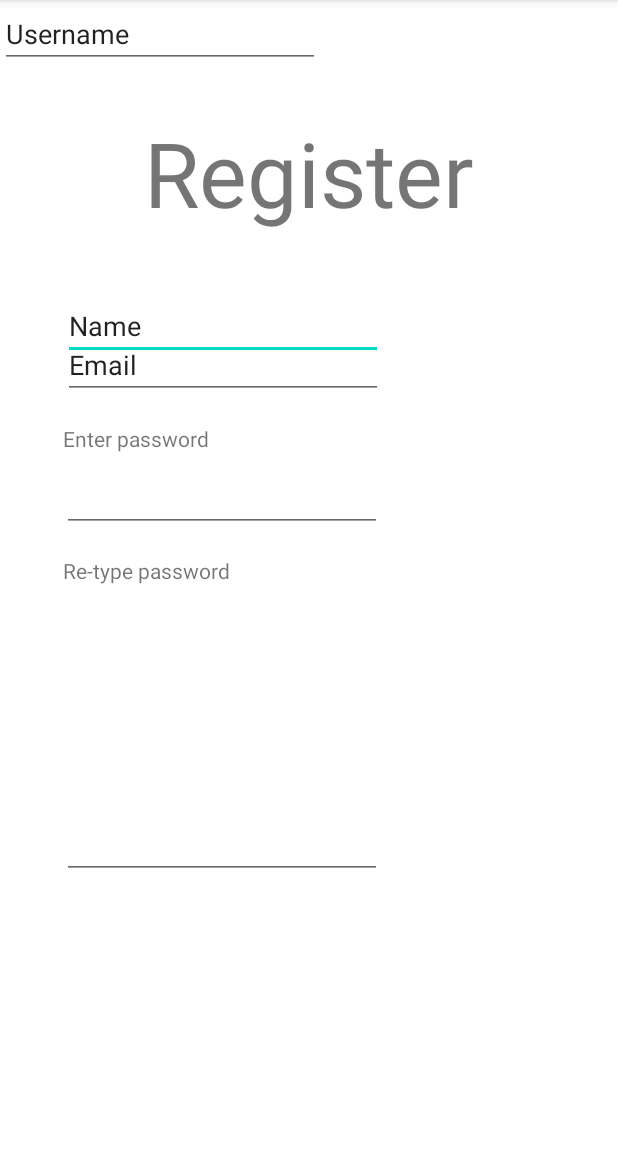
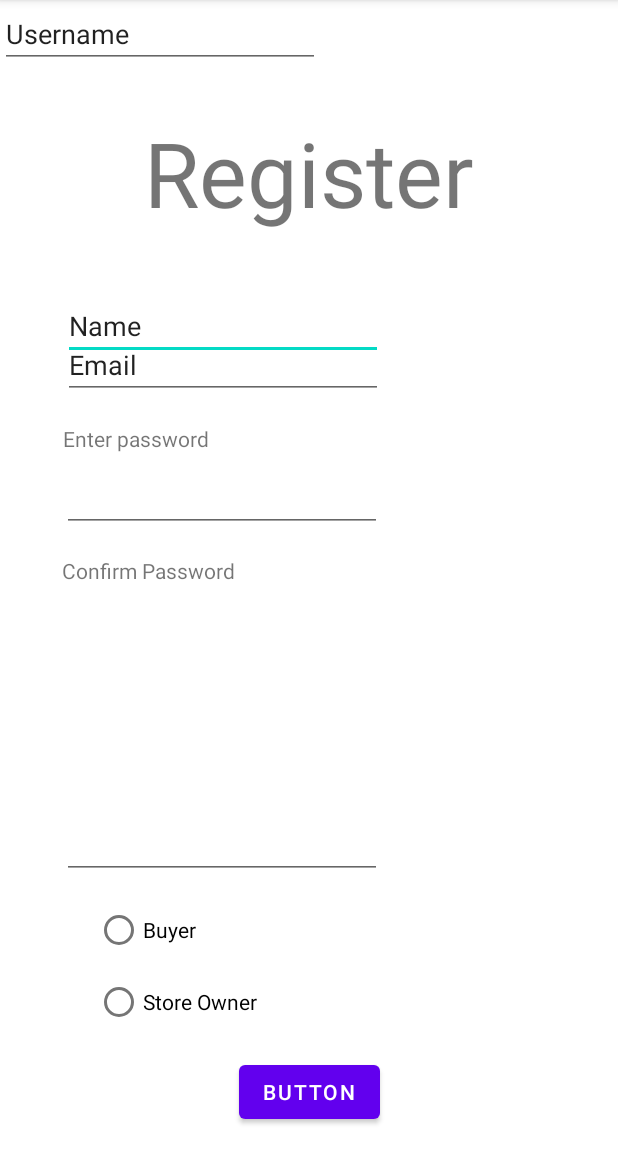
Before and after one commit to Mhmdbaba/CSC599_Dekanji, an Android app: the register screen opened directly, with no data from a screen before it, on a phone screen of 412 x 824 dp, the part 84-1236 px from its top. Run offline under Robolectric (Android 15) with nearby library versions, the phone set to English and light mode, and no system bars.

Commit message:
commit 2

```diff
--- a/app/src/main/res/layout/activity_register.xml
+++ b/app/src/main/res/layout/activity_register.xml
@@ -94,7 +94,7 @@
         android:layout_height="wrap_content"
         android:layout_marginTop="16dp"
         android:layout_marginBottom="236dp"
-        android:text="Re-type password"
+        android:text="Confirm Password"
         app:layout_constraintBottom_toBottomOf="parent"
         app:layout_constraintEnd_toEndOf="parent"
         app:layout_constraintHorizontal_bias="0.14"
@@ -116,4 +116,40 @@
         app:layout_constraintStart_toStartOf="parent"
         app:layout_constraintTop_toBottomOf="@+id/textView6"
         app:layout_constraintVertical_bias="1.0" />
+
+    <RadioGroup
+        android:id="@+id/radioGroup"
+        android:layout_width="286dp"
+        android:layout_height="99dp"
+        android:layout_marginTop="10dp"
+        android:layout_marginBottom="73dp"
+        app:layout_constraintBottom_toBottomOf="parent"
+        app:layout_constraintEnd_toEndOf="parent"
+        app:layout_constraintStart_toStartOf="parent"
+        app:layout_constraintTop_toBottomOf="@+id/input_reg_pass2">
+
+        <RadioButton
+            android:id="@+id/rbtn_buyer"
+            android:layout_width="match_parent"
+            android:layout_height="wrap_content"
+            android:text="Buyer" />
+
+        <RadioButton
+            android:id="@+id/rbtn_store_owner"
+            android:layout_width="match_parent"
+            android:layout_height="wrap_content"
+            android:text="Store Owner" />
+    </RadioGroup>
+
+    <Button
+        android:id="@+id/btn_new_reg"
+        android:layout_width="wrap_content"
+        android:layout_height="wrap_content"
+        android:layout_marginTop="9dp"
+        android:layout_marginBottom="16dp"
+        android:text="Button"
+        app:layout_constraintBottom_toBottomOf="parent"
+        app:layout_constraintEnd_toEndOf="parent"
+        app:layout_constraintStart_toStartOf="parent"
+        app:layout_constraintTop_toBottomOf="@+id/radioGroup" />
 </androidx.constraintlayout.widget.ConstraintLayout>
```
